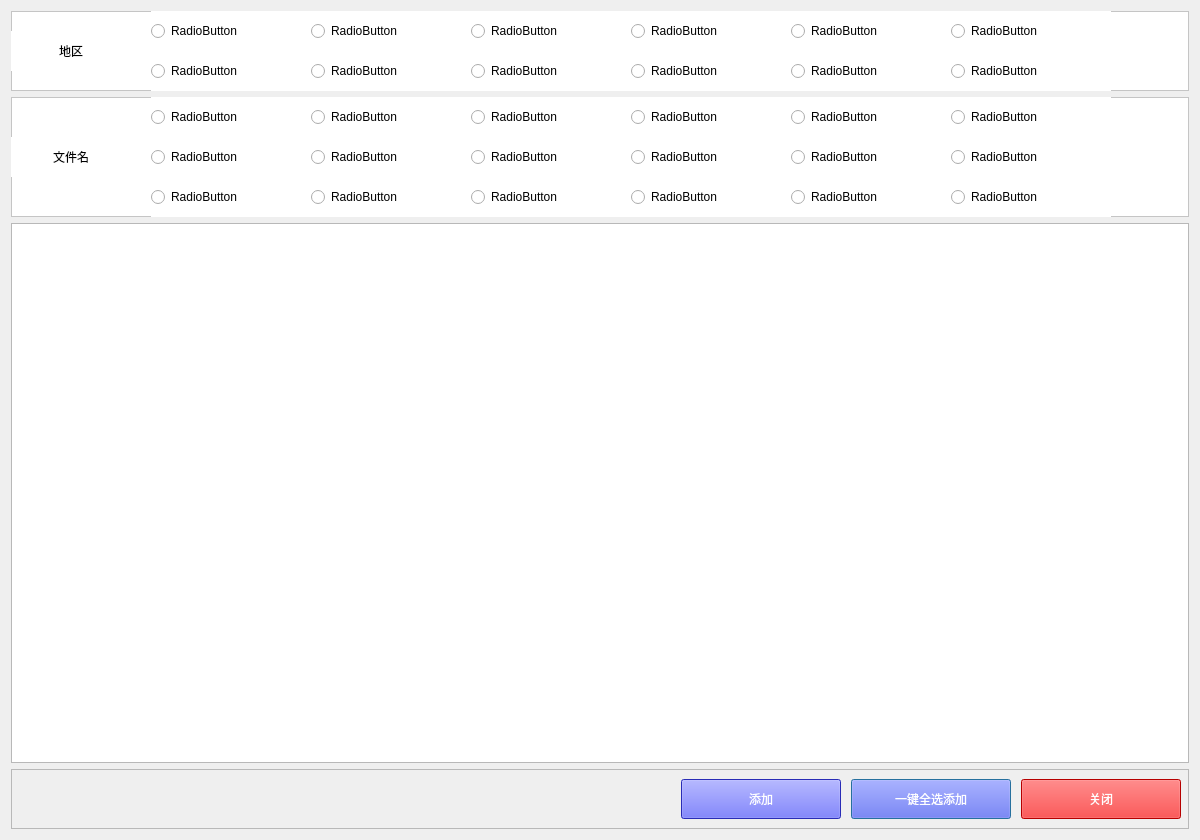
Qt form app/edit_gift/gui/qt5/dialog/add_gift_ui.ui (WanKaKa/IjsGiftWall) before a commit.
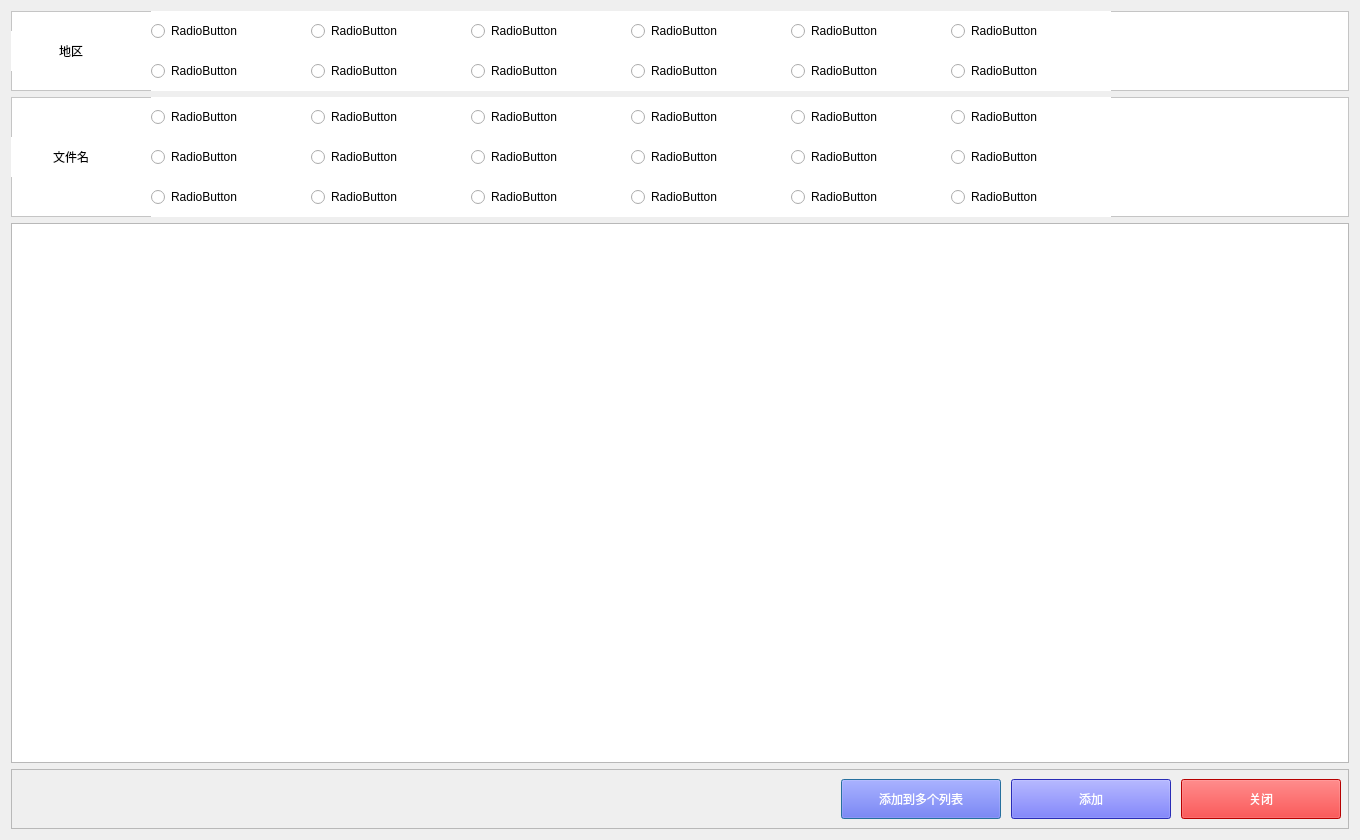
The same form after that commit.

Commit message: 修改添加到多个列表功能

Diff of the .ui file:
```diff
--- a/app/edit_gift/gui/qt5/dialog/add_gift_ui.ui
+++ b/app/edit_gift/gui/qt5/dialog/add_gift_ui.ui
@@ -6,19 +6,19 @@
    <rect>
     <x>0</x>
     <y>0</y>
-    <width>1200</width>
+    <width>1360</width>
     <height>840</height>
    </rect>
   </property>
   <property name="minimumSize">
    <size>
-    <width>1200</width>
+    <width>1360</width>
     <height>0</height>
    </size>
   </property>
   <property name="maximumSize">
    <size>
-    <width>1200</width>
+    <width>1360</width>
     <height>16777215</height>
    </size>
   </property>
@@ -654,7 +654,7 @@
        <widget class="QPushButton" name="add_all">
         <property name="geometry">
          <rect>
-          <x>840</x>
+          <x>830</x>
           <y>10</y>
           <width>160</width>
           <height>40</height>
@@ -672,13 +672,13 @@
 background-color: rgb(57, 61, 255);</string>
         </property>
         <property name="text">
-         <string>一键全选添加</string>
+         <string>添加到多个列表</string>
         </property>
        </widget>
        <widget class="QPushButton" name="add">
         <property name="geometry">
          <rect>
-          <x>670</x>
+          <x>1000</x>
           <y>10</y>
           <width>160</width>
           <height>40</height>
@@ -702,7 +702,7 @@
        <widget class="QPushButton" name="close_button">
         <property name="geometry">
          <rect>
-          <x>1010</x>
+          <x>1170</x>
           <y>10</y>
           <width>160</width>
           <height>40</height>
```
Left out of the diff: 2 changed lines with no effect on the pictures. The commit also changes 8 other files.
